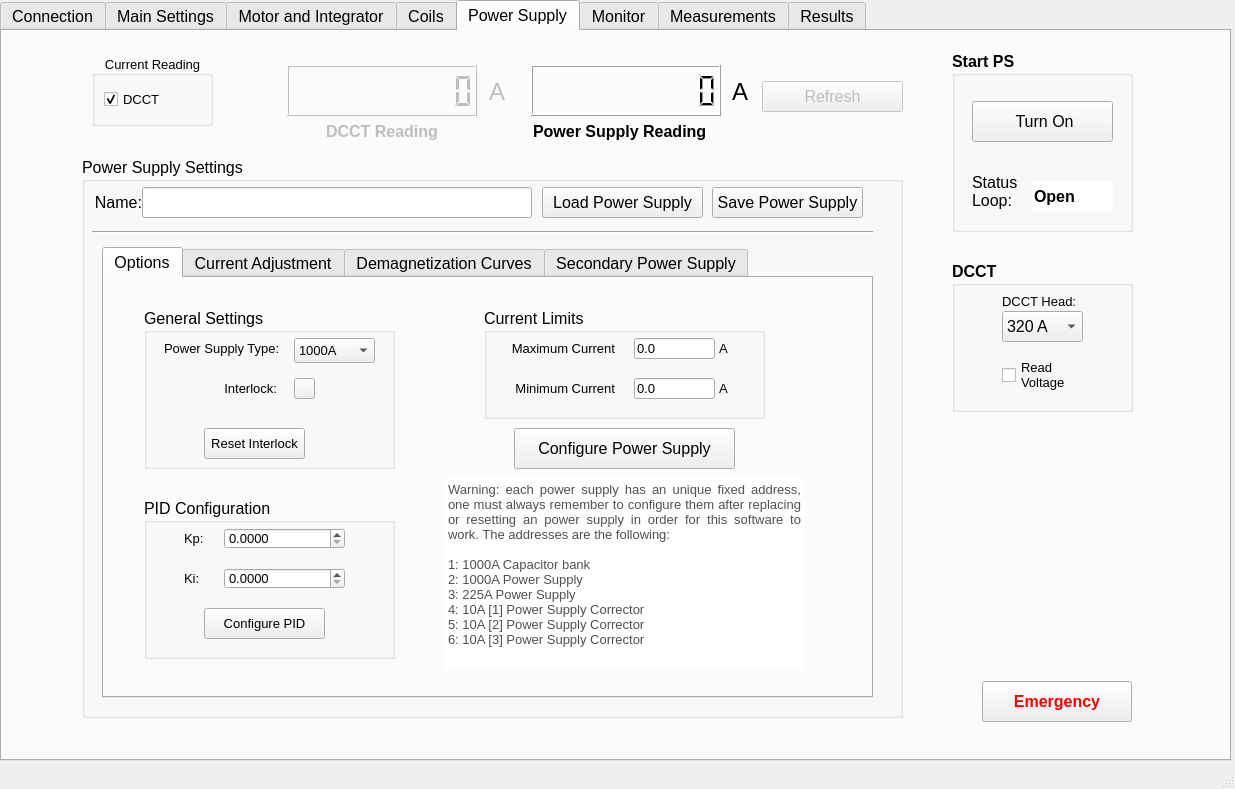
Qt form Rotating Coil v3/Rotating_Coil_Interface_v3.ui (lnls-ima/rotating-coil-software) before a commit.
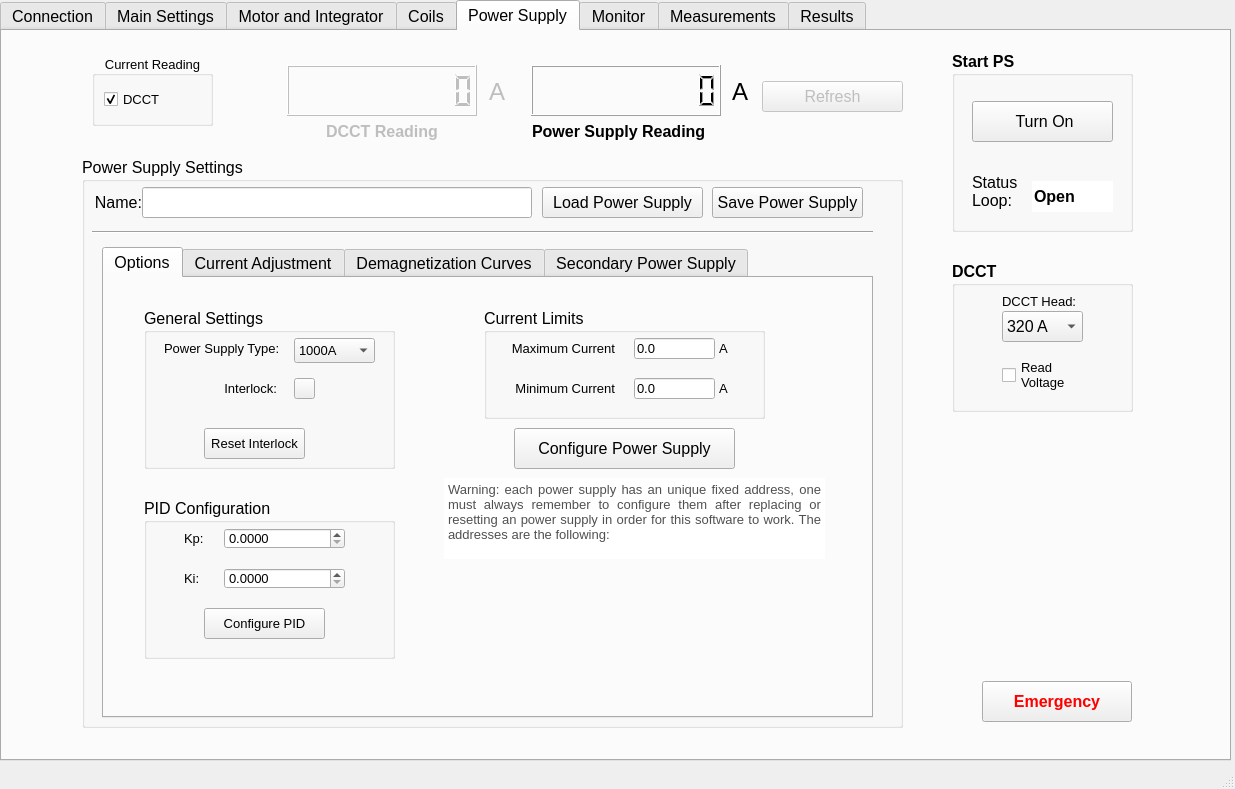
The same form after that commit. The open tabs and pages were chosen to show the change. Icons and pictures are not drawn. Custom widgets are drawn as their Qt base class.

What changed in the file:
```diff
--- a/Rotating Coil v3/Rotating_Coil_Interface_v3.ui
+++ b/Rotating Coil v3/Rotating_Coil_Interface_v3.ui
@@ -2881,7 +2881,7 @@
         <x>80</x>
         <y>126</y>
         <width>821</width>
-        <height>561</height>
+        <height>571</height>
        </rect>
       </property>
       <property name="title">
@@ -2896,7 +2896,7 @@
          <x>20</x>
          <y>90</y>
          <width>771</width>
-         <height>451</height>
+         <height>471</height>
         </rect>
        </property>
        <property name="currentIndex">
@@ -2920,8 +2920,8 @@
           <rect>
            <x>340</x>
            <y>200</y>
-           <width>361</width>
-           <height>192</height>
+           <width>381</width>
+           <height>81</height>
           </rect>
          </property>
          <property name="font">
@@ -2941,14 +2941,7 @@
 &lt;html&gt;&lt;head&gt;&lt;meta name=&quot;qrichtext&quot; content=&quot;1&quot; /&gt;&lt;style type=&quot;text/css&quot;&gt;
 p, li { white-space: pre-wrap; }
 &lt;/style&gt;&lt;/head&gt;&lt;body style=&quot; font-family:'MS Shell Dlg 2'; font-size:12pt; font-weight:400; font-style:normal;&quot;&gt;
-&lt;p align=&quot;justify&quot; style=&quot; margin-top:0px; margin-bottom:0px; margin-left:0px; margin-right:0px; -qt-block-indent:0; text-indent:0px;&quot;&gt;&lt;span style=&quot; font-size:10pt; color:#505050;&quot;&gt;Warning: each power supply has an unique fixed address, one must always remember to configure them after replacing or resetting an power supply in order for this software to work. The addresses are the following:&lt;/span&gt;&lt;/p&gt;
-&lt;p style=&quot;-qt-paragraph-type:empty; margin-top:0px; margin-bottom:0px; margin-left:0px; margin-right:0px; -qt-block-indent:0; text-indent:0px; font-size:10pt; color:#505050;&quot;&gt;&lt;br /&gt;&lt;/p&gt;
-&lt;p style=&quot; margin-top:0px; margin-bottom:0px; margin-left:0px; margin-right:0px; -qt-block-indent:0; text-indent:0px;&quot;&gt;&lt;span style=&quot; font-size:10pt; color:#505050;&quot;&gt;1: 1000A Capacitor bank&lt;/span&gt;&lt;/p&gt;
-&lt;p style=&quot; margin-top:0px; margin-bottom:0px; margin-left:0px; margin-right:0px; -qt-block-indent:0; text-indent:0px;&quot;&gt;&lt;span style=&quot; font-size:10pt; color:#505050;&quot;&gt;2: 1000A Power Supply&lt;/span&gt;&lt;/p&gt;
-&lt;p style=&quot; margin-top:0px; margin-bottom:0px; margin-left:0px; margin-right:0px; -qt-block-indent:0; text-indent:0px;&quot;&gt;&lt;span style=&quot; font-size:10pt; color:#505050;&quot;&gt;3: 225A Power Supply&lt;/span&gt;&lt;/p&gt;
-&lt;p style=&quot; margin-top:0px; margin-bottom:0px; margin-left:0px; margin-right:0px; -qt-block-indent:0; text-indent:0px;&quot;&gt;&lt;span style=&quot; font-size:10pt; color:#505050;&quot;&gt;4: 10A [1] Power Supply Corrector&lt;/span&gt;&lt;/p&gt;
-&lt;p style=&quot; margin-top:0px; margin-bottom:0px; margin-left:0px; margin-right:0px; -qt-block-indent:0; text-indent:0px;&quot;&gt;&lt;span style=&quot; font-size:10pt; color:#505050;&quot;&gt;5: 10A [2] Power Supply Corrector&lt;/span&gt;&lt;/p&gt;
-&lt;p style=&quot; margin-top:0px; margin-bottom:0px; margin-left:0px; margin-right:0px; -qt-block-indent:0; text-indent:0px;&quot;&gt;&lt;span style=&quot; font-size:10pt; color:#505050;&quot;&gt;6: 10A [3] Power Supply Corrector&lt;/span&gt;&lt;/p&gt;&lt;/body&gt;&lt;/html&gt;</string>
+&lt;p align=&quot;justify&quot; style=&quot; margin-top:0px; margin-bottom:0px; margin-left:0px; margin-right:0px; -qt-block-indent:0; text-indent:0px;&quot;&gt;&lt;span style=&quot; font-size:10pt; color:#505050;&quot;&gt;Warning: each power supply has an unique fixed address, one must always remember to configure them after replacing or resetting an power supply in order for this software to work. The addresses are the following:&lt;/span&gt;&lt;/p&gt;&lt;/body&gt;&lt;/html&gt;</string>
          </property>
         </widget>
         <widget class="QGroupBox" name="groupBox_24">
@@ -3378,6 +3371,22 @@
            <normaloff>:/Images/imagens/settings.png</normaloff>:/Images/imagens/settings.png</iconset>
          </property>
         </widget>
+        <widget class="QLabel" name="label_19">
+         <property name="geometry">
+          <rect>
+           <x>380</x>
+           <y>280</y>
+           <width>291</width>
+           <height>151</height>
+          </rect>
+         </property>
+         <property name="text">
+          <string/>
+         </property>
+         <property name="pixmap">
+          <pixmap resource="resource_file.qrc">:/Images/PS_table.png</pixmap>
+         </property>
+        </widget>
        </widget>
        <widget class="QWidget" name="tab_8">
         <attribute name="title">
@@ -5493,7 +5502,7 @@
      <widget class="QLabel" name="label_170">
       <property name="geometry">
        <rect>
-        <x>531</x>
+        <x>530</x>
         <y>90</y>
         <width>191</width>
         <height>21</height>
```
Left out of the diff: 56 changed lines with no effect on the pictures.
